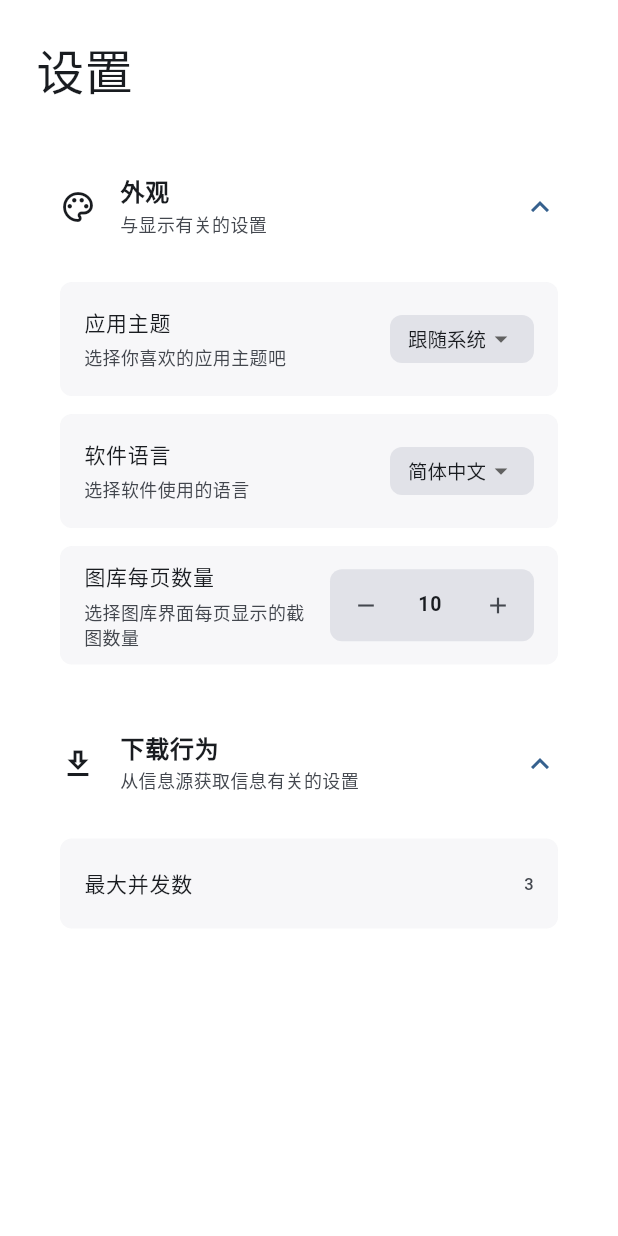
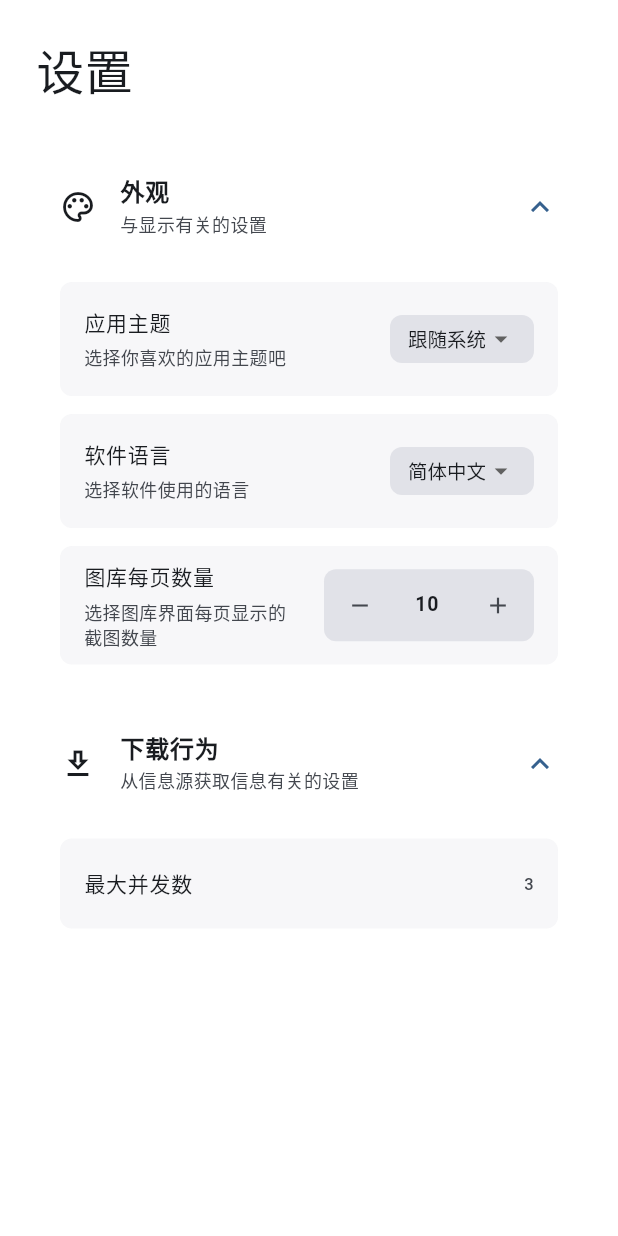
Before and after one commit to aclgh/kuroshot, a Flutter app: the SettingsPage screen opened directly, after a tap on the "remove" icon, on a phone screen of 412 x 824 dp. Run offline on Flutter 3.47's test engine with Material 3 defaults, Android fonts, the phone set to English and light mode, and no system bars; our stand-ins replace logger, shared_preferences, sqflite, sqflite_common_ffi; accounts and stored records are empty.

Commit message:
✨ feat: 添加截图库功能，整合服务和控制器，优化设置页面

```diff
--- /dev/null
+++ b/lib/src/features/screenshot_library/presentation/controllers/library_controller.dart
@@ -0,0 +1,62 @@
+import 'package:flutter/material.dart';
+import 'package:kuroshot/utils/logger.dart';
+
+import '../../domain/screenshot.dart';
+import '../../data/screenshot_repository.dart';
+import '../../application/screenshot_service.dart';
+
+class LibraryController extends ChangeNotifier {
+  final ScreenshotService _service;
+  final ScreenshotRepository _repository;
+  int _pageSize = 20;
+  int _page = 1;
+
+  //stats
+  List<Screenshot> _screenshots = [];
+  bool _isLoading = false;
+
+  // Getters
+  List<Screenshot> get screenshots => _screenshots;
+  bool get isLoading => _isLoading;
+
+  LibraryController({
+    required ScreenshotService service,
+    required ScreenshotRepository repository,
+  }) : _service = service,
+       _repository = repository {
+    _loadPage(_page);
+  }
+
+  void updateConfig({required int pageSize}) {
+    // 如果新页码和当前一致，则不处理，避免重复刷新
+    if (_pageSize == pageSize) return;
+    print(1);
+    logger.i("更新图库每页数量: $_pageSize -> $pageSize");
+    _pageSize = pageSize;
+    // 回到首页
+    _loadPage(1);
+  }
+
+  void updatePage(int page) {
+    if (_page == page) return;
+    _page = page;
+    _loadPage(page);
+  }
+
+  Future<void> _loadPage(int page) async {
+    _isLoading = true;
+    notifyListeners();
+
+    try {
+      _screenshots = await _repository.getScreenshotsPaged(
+        page: page,
+        pageSize: _pageSize,
+      );
+    } catch (e) {
+      logger.e("加载截图失败: $e");
+    } finally {
+      _isLoading = false;
+      notifyListeners();
+    }
+  }
+}
--- a/lib/src/features/settings/presentation/settings_page.dart
+++ b/lib/src/features/settings/presentation/settings_page.dart
@@ -5,6 +5,7 @@ import 'package:flutter/services.dart';
 import './controllers/settings_controller.dart';
 import 'widgets/settings_group.dart';
 import 'widgets/settings_item.dart';
+import 'widgets/settings_number_picker.dart';
 
 class SettingsPage extends StatelessWidget {
   const SettingsPage({super.key});
@@ -117,77 +118,11 @@ class SettingsPage extends StatelessWidget {
               SettingsItem(
                 title: "图库每页数量",
                 subtitle: "选择图库界面每页显示的截图数量",
-                trailing: Container(
-                  decoration: BoxDecoration(
-                    color: colorScheme.surfaceContainerHighest,
-                    borderRadius: BorderRadius.circular(8),
-                  ),
-                  child: Row(
-                    mainAxisSize: MainAxisSize.min,
-                    children: [
-                      // 减号按钮：-10
-                      IconButton(
-                        constraints: const BoxConstraints(),
-                        padding: const EdgeInsets.symmetric(
-                          horizontal: 8,
-                          vertical: 4,
-                        ),
-                        icon: const Icon(Icons.remove, size: 18),
-                        onPressed: () {
-                          final newValue = controller.sqlPage - 10;
-                          controller.updateSqlPage(
-                            newValue > 0 ? newValue : 10,
-                          ); // 最小限制为10
-                        },
-                      ),
-                      // 中间输入框
-                      SizedBox(
-                        width: 40,
-                        child: TextField(
-                          textAlign: TextAlign.center,
-                          controller:
-                              TextEditingController(
-                                  text: controller.sqlPage.toString(),
-                                )
-                                ..selection = TextSelection.collapsed(
-                                  offset: controller.sqlPage.toString().length,
-                                ),
-                          keyboardType: TextInputType.number,
-                          inputFormatters: [
-                            FilteringTextInputFormatter.digitsOnly,
-                          ],
-                          style: TextStyle(
-                            color: colorScheme.onSurface,
-                            fontSize: 13,
-                            fontWeight: FontWeight.bold,
-                          ),
-                          decoration: const InputDecoration(
-                            isDense: true,
-                            border: InputBorder.none,
-                            contentPadding: EdgeInsets.zero,
-                          ),
-                          onSubmitted: (value) {
-                            final intValue = int.tryParse(value);
-                            if (intValue != null && intValue > 0) {
-                              controller.updateSqlPage(intValue);
-                            }
-                          },
-                        ),
-                      ),
-                      // 加号按钮：+10
-                      IconButton(
-                        constraints: const BoxConstraints(),
-                        padding: const EdgeInsets.symmetric(
-                          horizontal: 8,
-                          vertical: 4,
-                        ),
-                        icon: const Icon(Icons.add, size: 18),
-                        onPressed: () {
-                          controller.updateSqlPage(controller.sqlPage + 10);
-                        },
-                      ),
-                    ],
-                  ),
+                trailing: SettingsNumberPicker(
+                  value: controller.sqlPage,
+                  step: 10,
+                  min: 10,
+                  onChanged: (newValue) => controller.updateSqlPage(newValue),
                 ),
               ),
             ],
--- /dev/null
+++ b/lib/src/features/settings/presentation/widgets/settings_number_picker.dart
@@ -0,0 +1,103 @@
+import 'package:flutter/material.dart';
+import 'package:flutter/services.dart';
+
+class SettingsNumberPicker extends StatefulWidget {
+  final int value;
+  final ValueChanged<int> onChanged;
+  final int step;
+  final int min;
+
+  const SettingsNumberPicker({
+    super.key,
+    required this.value,
+    required this.onChanged,
+    this.step = 10,
+    this.min = 1,
+  });
+
+  @override
+  State<SettingsNumberPicker> createState() => _SettingsNumberPickerState();
+}
+
+class _SettingsNumberPickerState extends State<SettingsNumberPicker> {
+  late TextEditingController _textController;
+
+  @override
+  void initState() {
+    super.initState();
+    _textController = TextEditingController(text: widget.value.toString());
+  }
+
+  // 当外部 value 改变（比如点加减号）时同步输入框
+  @override
+  void didUpdateWidget(SettingsNumberPicker oldWidget) {
+    super.didUpdateWidget(oldWidget);
+    if (widget.value != oldWidget.value) {
+      _textController.text = widget.value.toString();
+    }
+  }
+
+  @override
+  void dispose() {
+    _textController.dispose();
+    super.dispose();
+  }
+
+  @override
+  Widget build(BuildContext context) {
+    final colorScheme = Theme.of(context).colorScheme;
+
+    return Container(
+      decoration: BoxDecoration(
+        color: colorScheme.surfaceContainerHighest,
+        borderRadius: BorderRadius.circular(8),
+      ),
+      child: Row(
+        mainAxisSize: MainAxisSize.min,
+        children: [
+          _buildButton(Icons.remove, () {
+            final newValue = widget.value - widget.step;
+            widget.onChanged(newValue < widget.min ? widget.min : newValue);
+          }),
+          SizedBox(
+            width: 44,
+            child: TextField(
+              controller: _textController,
+              textAlign: TextAlign.center,
+              keyboardType: TextInputType.number,
+              inputFormatters: [FilteringTextInputFormatter.digitsOnly],
+              style: TextStyle(
+                color: colorScheme.onSurface,
+                fontSize: 13,
+                fontWeight: FontWeight.bold,
+              ),
+              decoration: const InputDecoration(
+                isDense: true,
+                border: InputBorder.none,
+                contentPadding: EdgeInsets.symmetric(vertical: 8),
+              ),
+              onSubmitted: (v) {
+                final val = int.tryParse(v);
+                if (val != null) {
+                  widget.onChanged(val < widget.min ? widget.min : val);
+                }
+              },
+            ),
+          ),
+          _buildButton(Icons.add, () {
+            widget.onChanged(widget.value + widget.step);
+          }),
+        ],
+      ),
+    );
+  }
+
+  Widget _buildButton(IconData icon, VoidCallback onPressed) {
+    return IconButton(
+      constraints: const BoxConstraints(),
+      padding: const EdgeInsets.symmetric(horizontal: 8, vertical: 4),
+      icon: Icon(icon, size: 18),
+      onPressed: onPressed,
+    );
+  }
+}
--- a/pubspec.yaml
+++ b/pubspec.yaml
@@ -17,6 +17,9 @@ dependencies:
   sqflite: ^2.3.0
   path: ^1.9.0
   file_picker: ^10.3.8
+  uuid: ^4.5.2
+  logger: ^2.6.2
+  sqflite_common_ffi: ^2.4.0+1
 
 dev_dependencies:
   flutter_test:
```
Also changed, not shown: lib/main.dart (+34 -4 lines), lib/src/features/screenshot_library/application/screenshot_service.dart (added, +57 -0 lines), lib/utils/logger.dart (added, +12 -0 lines), pubspec.lock.
